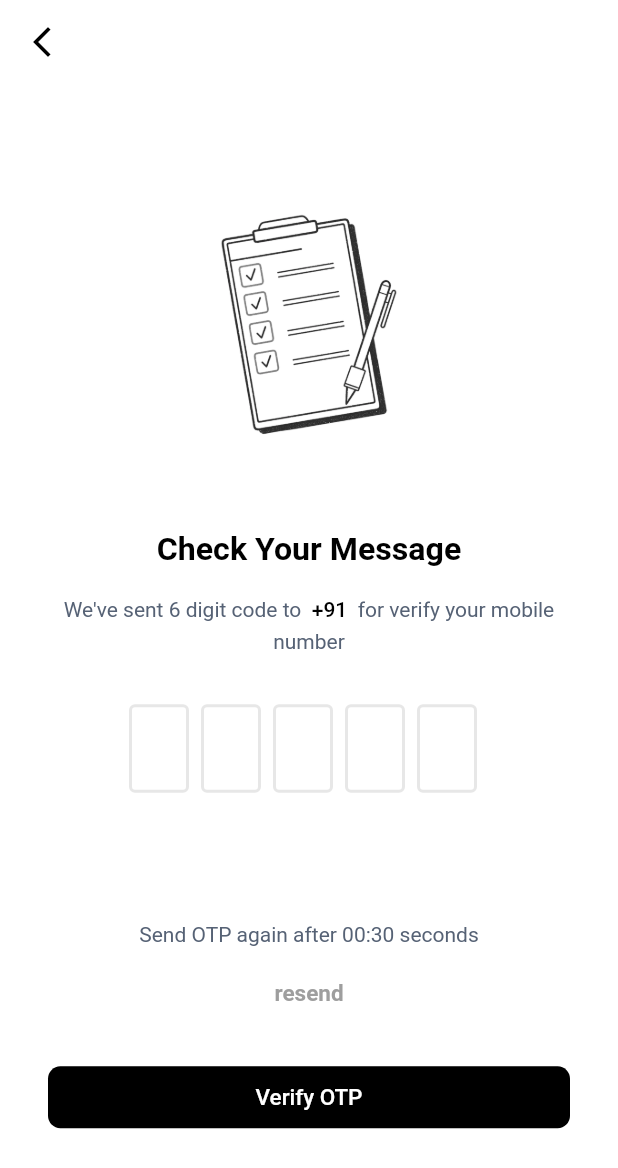
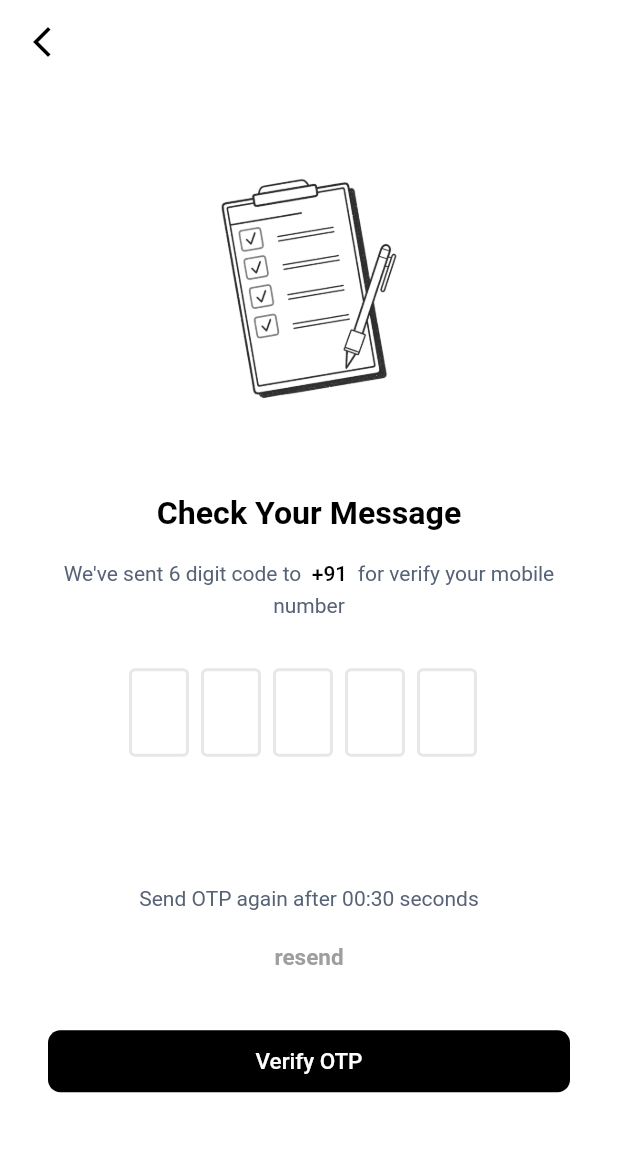
Before and after one commit to aninarafath6/arnhss, a Flutter app: the OtpVerificationView screen opened by its route, on a phone screen of 412 x 824 dp. Shown: the top 1168 px of the screen. Run offline on Flutter 3.47's test engine with Material 2 defaults, Android fonts, the phone set to English and light mode, and no system bars; drawn by our look-alikes of flutter_otp_text_field; our stand-ins replace flutter_keyboard_visibility.

Commit message:
app bar leading debug

```diff
--- a/arnhss-app/lib/features/authentication/otp_verification/views/otp_verify_view.dart
+++ b/arnhss-app/lib/features/authentication/otp_verification/views/otp_verify_view.dart
@@ -20,7 +20,7 @@ class OtpVerificationView extends StatelessWidget {
     return Scaffold(
       appBar: customAppBar(context, title: ""),
       body: Padding(
-        padding: const EdgeInsets.all(24.0),
+        padding: const EdgeInsets.symmetric(horizontal: 24.0),
         child: ListView(
           physics: const BouncingScrollPhysics(),
           shrinkWrap: true,
--- a/arnhss-app/lib/features/widgets/custom_app_bar.dart
+++ b/arnhss-app/lib/features/widgets/custom_app_bar.dart
@@ -1,5 +1,6 @@
 import 'package:arnhss/common/theme/text_theme.dart';
 import 'package:arnhss/common/constants/color_constants.dart';
+import 'package:arnhss/utils/dimensions.dart';
 import 'package:flutter/material.dart';
 
 AppBar customAppBar(BuildContext context,
@@ -11,7 +12,7 @@ AppBar customAppBar(BuildContext context,
     leading: IconButton(
       splashRadius: 25,
       onPressed: () {
-        if (FocusScope.of(context).hasFocus) {
+        if (context.isKeyboard) {
           FocusScope.of(context).unfocus();
         } else {
           Navigator.pop(context);
```
